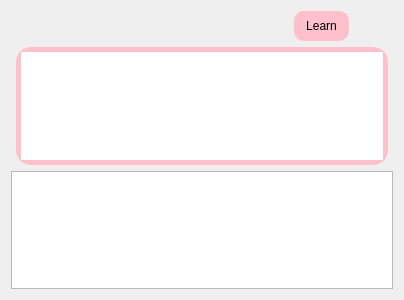
This is readnowwidget.ui in sinfillo/SpeakSavvy as Qt 5 draws it before an edit. The edited form follows.
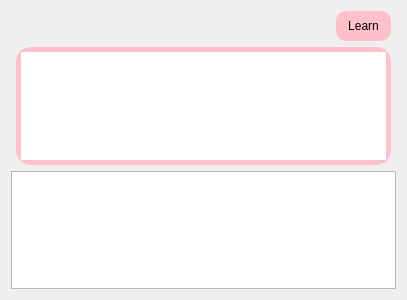
This is the edited form.

What changed in the file:
```diff
--- a/readnowwidget.ui
+++ b/readnowwidget.ui
@@ -35,7 +35,7 @@
       <widget class="QPushButton" name="translationWindow">
        <property name="minimumSize">
         <size>
-         <width>200</width>
+         <width>320</width>
          <height>30</height>
         </size>
        </property>
```
